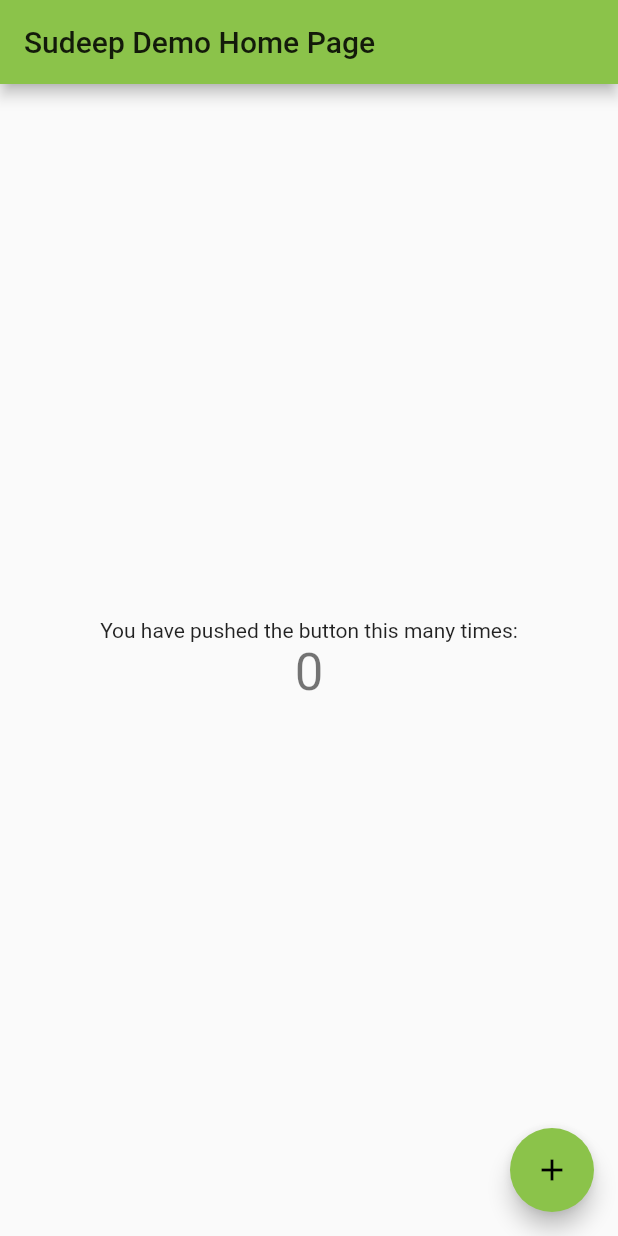
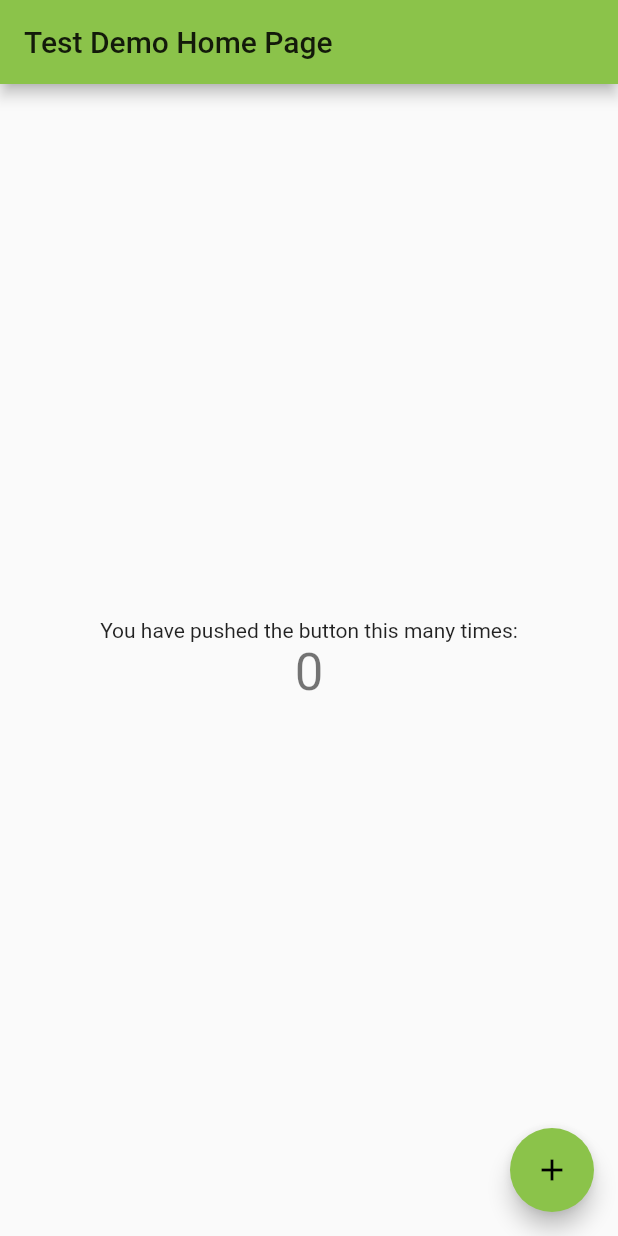
Before and after one commit to mvnworld/flutter_trials, a Flutter app: the screen it shows after launch, on a phone screen of 412 x 824 dp. Run offline on Flutter 3.47's test engine with Material 2 defaults, Android fonts, the phone set to English and light mode, and no system bars.

Commit message:
Changed main dart

```diff
--- a/lib/main.dart
+++ b/lib/main.dart
@@ -26,7 +26,7 @@ class MyApp extends StatelessWidget {
         // closer together (more dense) than on mobile platforms.
         visualDensity: VisualDensity.adaptivePlatformDensity,
       ),
-      home: MyHomePage(title: 'Sudeep Demo Home Page'),
+      home: MyHomePage(title: 'Test Demo Home Page'),
     );
   }
 }
```
